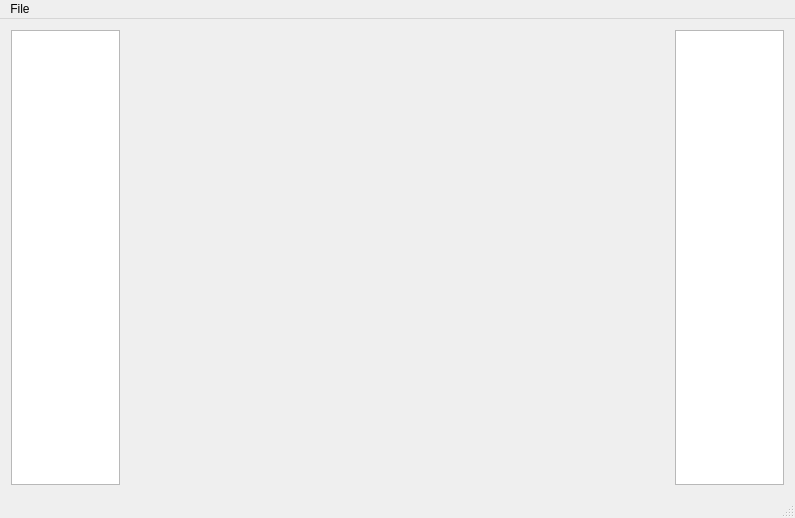
This is apps/editor_qt/editor/mainwindow.ui in Jakub-Ciecierski/InfinityCAD as Qt 5 draws it before an edit. The edited form follows.
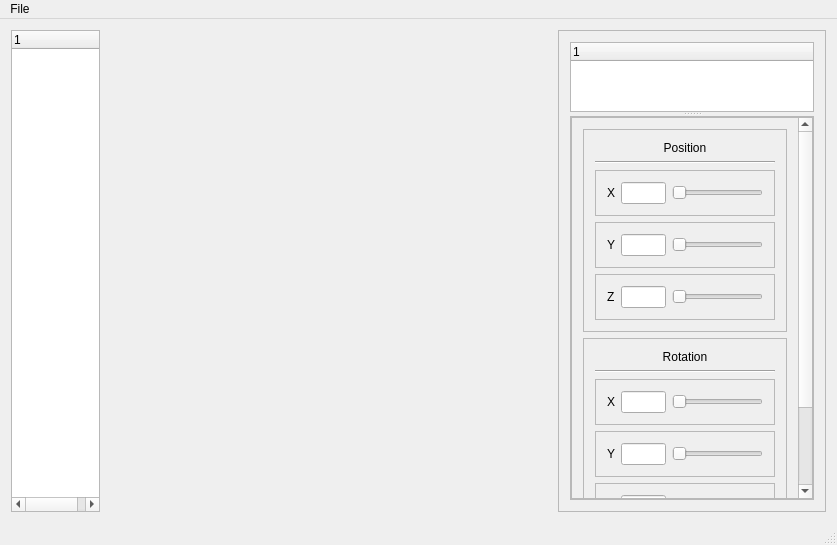
This is the edited form. Custom widgets are drawn as their Qt base class.

The edit to the form file:
```diff
--- a/apps/editor_qt/editor/mainwindow.ui
+++ b/apps/editor_qt/editor/mainwindow.ui
@@ -6,8 +6,8 @@
    <rect>
     <x>0</x>
     <y>0</y>
-    <width>795</width>
-    <height>518</height>
+    <width>837</width>
+    <height>545</height>
    </rect>
   </property>
   <property name="windowTitle">
@@ -16,13 +16,18 @@
   <widget class="QWidget" name="centralWidget">
    <layout class="QHBoxLayout" name="horizontalLayout">
     <item>
-     <widget class="QTextBrowser" name="textBrowser">
+     <widget class="ObjectTreeWidget" name="allObjectsTree">
       <property name="sizePolicy">
        <sizepolicy hsizetype="Expanding" vsizetype="Expanding">
         <horstretch>1</horstretch>
         <verstretch>0</verstretch>
        </sizepolicy>
       </property>
+      <column>
+       <property name="text">
+        <string>1</string>
+       </property>
+      </column>
      </widget>
     </item>
     <item>
@@ -36,13 +41,489 @@
      </widget>
     </item>
     <item>
-     <widget class="QTextBrowser" name="infoTextBrowser">
+     <widget class="QFrame" name="sceneOptionFrame">
       <property name="sizePolicy">
-       <sizepolicy hsizetype="Expanding" vsizetype="Expanding">
-        <horstretch>1</horstretch>
-        <verstretch>0</verstretch>
+       <sizepolicy hsizetype="Preferred" vsizetype="Preferred">
+        <horstretch>3</horstretch>
+        <verstretch>5</verstretch>
        </sizepolicy>
       </property>
+      <property name="frameShape">
+       <enum>QFrame::StyledPanel</enum>
+      </property>
+      <property name="frameShadow">
+       <enum>QFrame::Raised</enum>
+      </property>
+      <layout class="QVBoxLayout" name="verticalLayout">
+       <item>
+        <widget class="QSplitter" name="splitter">
+         <property name="orientation">
+          <enum>Qt::Vertical</enum>
+         </property>
+         <widget class="QTreeWidget" name="sceneTree">
+          <property name="sizePolicy">
+           <sizepolicy hsizetype="Expanding" vsizetype="Expanding">
+            <horstretch>7</horstretch>
+            <verstretch>1</verstretch>
+           </sizepolicy>
+          </property>
+          <column>
+           <property name="text">
+            <string notr="true">1</string>
+           </property>
+          </column>
+         </widget>
+         <widget class="QFrame" name="propertiesFrame">
+          <property name="sizePolicy">
+           <sizepolicy hsizetype="Expanding" vsizetype="Expanding">
+            <horstretch>2</horstretch>
+            <verstretch>5</verstretch>
+           </sizepolicy>
+          </property>
+          <property name="frameShape">
+           <enum>QFrame::StyledPanel</enum>
+          </property>
+          <property name="frameShadow">
+           <enum>QFrame::Raised</enum>
+          </property>
+          <layout class="QVBoxLayout" name="verticalLayout_2">
+           <property name="spacing">
+            <number>0</number>
+           </property>
+           <property name="leftMargin">
+            <number>0</number>
+           </property>
+           <property name="topMargin">
+            <number>0</number>
+           </property>
+           <property name="rightMargin">
+            <number>0</number>
+           </property>
+           <property name="bottomMargin">
+            <number>0</number>
+           </property>
+           <item>
+            <widget class="QScrollArea" name="propertiesScrollArea">
+             <property name="widgetResizable">
+              <bool>true</bool>
+             </property>
+             <widget class="QWidget" name="scrollAreaWidgetContents">
+              <property name="geometry">
+               <rect>
+                <x>0</x>
+                <y>0</y>
+                <width>229</width>
+                <height>501</height>
+               </rect>
+              </property>
+              <layout class="QVBoxLayout" name="verticalLayout_5">
+               <item>
+                <widget class="QFrame" name="positionFrame">
+                 <property name="sizePolicy">
+                  <sizepolicy hsizetype="Preferred" vsizetype="Preferred">
+                   <horstretch>0</horstretch>
+                   <verstretch>0</verstretch>
+                  </sizepolicy>
+                 </property>
+                 <property name="frameShape">
+                  <enum>QFrame::StyledPanel</enum>
+                 </property>
+                 <property name="frameShadow">
+                  <enum>QFrame::Raised</enum>
+                 </property>
+                 <property name="lineWidth">
+                  <number>1</number>
+                 </property>
+                 <layout class="QVBoxLayout" name="verticalLayout_3">
+                  <item>
+                   <widget class="QLabel" name="positionLabel">
+                    <property name="sizePolicy">
+                     <sizepolicy hsizetype="Preferred" vsizetype="Preferred">
+                      <horstretch>0</horstretch>
+                      <verstretch>0</verstretch>
+                     </sizepolicy>
+                    </property>
+                    <property name="text">
+                     <string>Position</string>
+                    </property>
+                    <property name="alignment">
+                     <set>Qt::AlignCenter</set>
+                    </property>
+                   </widget>
+                  </item>
+                  <item>
+                   <widget class="Line" name="line">
+                    <property name="orientation">
+                     <enum>Qt::Horizontal</enum>
+                    </property>
+                   </widget>
+                  </item>
+                  <item>
+                   <widget class="QFrame" name="positionXFrame">
+                    <property name="sizePolicy">
+                     <sizepolicy hsizetype="Preferred" vsizetype="Preferred">
+                      <horstretch>0</horstretch>
+                      <verstretch>0</verstretch>
+                     </sizepolicy>
+                    </property>
+                    <property name="frameShape">
+                     <enum>QFrame::StyledPanel</enum>
+                    </property>
+                    <property name="frameShadow">
+                     <enum>QFrame::Raised</enum>
+                    </property>
+                    <layout class="QHBoxLayout" name="horizontalLayout_2">
+                     <item>
+                      <widget class="QLabel" name="positionXLabel">
+                       <property name="maximumSize">
+                        <size>
+                         <width>35</width>
+                         <height>35</height>
+                        </size>
+                       </property>
+                       <property name="text">
+                        <string>X</string>
+                       </property>
+                      </widget>
+                     </item>
+                     <item>
+                      <widget class="QLineEdit" name="positionXInput">
+                       <property name="maximumSize">
+                        <size>
+                         <width>45</width>
+                         <height>35</height>
+                        </size>
+                       </property>
+                      </widget>
+                     </item>
+                     <item>
+                      <widget class="QSlider" name="positionXSlider">
+                       <property name="orientation">
+                        <enum>Qt::Horizontal</enum>
+                       </property>
+                      </widget>
+                     </item>
+                    </layout>
+                   </widget>
+                  </item>
+                  <item>
+                   <widget class="QFrame" name="positionYFrame">
+                    <property name="sizePolicy">
+                     <sizepolicy hsizetype="Preferred" vsizetype="Preferred">
+                      <horstretch>0</horstretch>
+                      <verstretch>0</verstretch>
+                     </sizepolicy>
+                    </property>
+                    <property name="frameShape">
+                     <enum>QFrame::StyledPanel</enum>
+                    </property>
+                    <property name="frameShadow">
+                     <enum>QFrame::Raised</enum>
+                    </property>
+                    <layout class="QHBoxLayout" name="horizontalLayout_3">
+                     <item>
+                      <widget class="QLabel" name="positionYLabel">
+                       <property name="maximumSize">
+                        <size>
+                         <width>35</width>
+                         <height>35</height>
+                        </size>
+                       </property>
+                       <property name="text">
+                        <string>Y</string>
+                       </property>
+                      </widget>
+                     </item>
+                     <item>
+                      <widget class="QLineEdit" name="positionYInput">
+                       <property name="maximumSize">
+                        <size>
+                         <width>45</width>
+                         <height>35</height>
+                        </size>
+                       </property>
+                      </widget>
+                     </item>
+                     <item>
+                      <widget class="QSlider" name="positionYSlider">
+                       <property name="orientation">
+                        <enum>Qt::Horizontal</enum>
+                       </property>
+                      </widget>
+                     </item>
+                    </layout>
+                   </widget>
+                  </item>
+                  <item>
+                   <widget class="QFrame" name="positionZFrame">
+                    <property name="sizePolicy">
+                     <sizepolicy hsizetype="Preferred" vsizetype="Preferred">
+                      <horstretch>0</horstretch>
+                      <verstretch>0</verstretch>
+                     </sizepolicy>
+                    </property>
+                    <property name="frameShape">
+                     <enum>QFrame::StyledPanel</enum>
+                    </property>
+                    <property name="frameShadow">
+                     <enum>QFrame::Raised</enum>
+                    </property>
+                    <layout class="QHBoxLayout" name="horizontalLayout_4">
+                     <item>
+                      <widget class="QLabel" name="positionZLabel">
+                       <property name="text">
+                        <string>Z</string>
+                       </property>
+                      </widget>
+                     </item>
+                     <item>
+                      <widget class="QLineEdit" name="positionZInput">
+                       <property name="maximumSize">
+                        <size>
+                         <width>45</width>
+                         <height>35</height>
+                        </size>
+                       </property>
+                      </widget>
+                     </item>
+                     <item>
+                      <widget class="QSlider" name="positionZSlider">
+                       <property name="orientation">
+                        <enum>Qt::Horizontal</enum>
+                       </property>
+                      </widget>
+                     </item>
+                    </layout>
+                   </widget>
+                  </item>
+                 </layout>
+                </widget>
+               </item>
+               <item>
+                <widget class="QFrame" name="anglesFrame">
+                 <property name="sizePolicy">
+                  <sizepolicy hsizetype="Preferred" vsizetype="Preferred">
+                   <horstretch>0</horstretch>
+                   <verstretch>0</verstretch>
+                  </sizepolicy>
+                 </property>
+                 <property name="frameShape">
+                  <enum>QFrame::StyledPanel</enum>
+                 </property>
+                 <property name="frameShadow">
+                  <enum>QFrame::Raised</enum>
+                 </property>
+                 <layout class="QVBoxLayout" name="verticalLayout_4">
+                  <item>
+                   <widget class="QLabel" name="label_5">
+                    <property name="text">
+                     <string>Rotation</string>
+                    </property>
+                    <property name="alignment">
+                     <set>Qt::AlignCenter</set>
+                    </property>
+                   </widget>
+                  </item>
+                  <item>
+                   <widget class="Line" name="line_2">
+                    <property name="orientation">
+                     <enum>Qt::Horizontal</enum>
+                    </property>
+                   </widget>
+                  </item>
+                  <item>
+                   <widget class="QFrame" name="angleXFrame">
+                    <property name="sizePolicy">
+                     <sizepolicy hsizetype="Preferred" vsizetype="Preferred">
+                      <horstretch>0</horstretch>
+                      <verstretch>7</verstretch>
+                     </sizepolicy>
+                    </property>
+                    <property name="frameShape">
+                     <enum>QFrame::StyledPanel</enum>
+                    </property>
+                    <property name="frameShadow">
+                     <enum>QFrame::Raised</enum>
+                    </property>
+                    <layout class="QHBoxLayout" name="horizontalLayout_5">
+                     <item>
+                      <widget class="QLabel" name="angleXLabel">
+                       <property name="maximumSize">
+                        <size>
+                         <width>45</width>
+                         <height>45</height>
+                        </size>
+                       </property>
+                       <property name="text">
+                        <string>X</string>
+                       </property>
+                      </widget>
+                     </item>
+                     <item>
+                      <widget class="QLineEdit" name="angleXInput">
+                       <property name="minimumSize">
+                        <size>
+                         <width>0</width>
+                         <height>0</height>
+                        </size>
+                       </property>
+                       <property name="maximumSize">
+                        <size>
+                         <width>45</width>
+                         <height>35</height>
+                        </size>
+                       </property>
+                      </widget>
+                     </item>
+                     <item>
+                      <widget class="QSlider" name="angleXSlider">
+                       <property name="orientation">
+                        <enum>Qt::Horizontal</enum>
+                       </property>
+                      </widget>
+                     </item>
+                    </layout>
+                   </widget>
+                  </item>
+                  <item>
+                   <widget class="QFrame" name="frame_5">
+                    <property name="sizePolicy">
+                     <sizepolicy hsizetype="Preferred" vsizetype="Preferred">
+                      <horstretch>0</horstretch>
+                      <verstretch>7</verstretch>
+                     </sizepolicy>
+                    </property>
+                    <property name="frameShape">
+                     <enum>QFrame::StyledPanel</enum>
+                    </property>
+                    <property name="frameShadow">
+                     <enum>QFrame::Raised</enum>
+                    </property>
+                    <layout class="QHBoxLayout" name="horizontalLayout_6">
+                     <item>
+                      <widget class="QLabel" name="angleYLabel">
+                       <property name="text">
+                        <string>Y</string>
+                       </property>
+                      </widget>
+                     </item>
+                     <item>
+                      <widget class="QLineEdit" name="angleYInput">
+                       <property name="maximumSize">
+                        <size>
+                         <width>45</width>
+                         <height>35</height>
+                        </size>
+                       </property>
+                      </widget>
+                     </item>
+                     <item>
+                      <widget class="QSlider" name="angleYSlider">
+                       <property name="orientation">
+                        <enum>Qt::Horizontal</enum>
+                       </property>
+                      </widget>
+                     </item>
+                    </layout>
+                   </widget>
+                  </item>
+                  <item>
+                   <widget class="QFrame" name="frame_6">
+                    <property name="sizePolicy">
+                     <sizepolicy hsizetype="Preferred" vsizetype="Preferred">
+                      <horstretch>0</horstretch>
+                      <verstretch>7</verstretch>
+                     </sizepolicy>
+                    </property>
+                    <property name="frameShape">
+                     <enum>QFrame::StyledPanel</enum>
+                    </property>
+                    <property name="frameShadow">
+                     <enum>QFrame::Raised</enum>
+                    </property>
+                    <layout class="QHBoxLayout" name="horizontalLayout_7">
+                     <item>
+                      <widget class="QLabel" name="angleZLabel">
+                       <property name="text">
+                        <string>Z</string>
+                       </property>
+                      </widget>
+                     </item>
+                     <item>
+                      <widget class="QLineEdit" name="angleZInput">
+                       <property name="maximumSize">
+                        <size>
+                         <width>45</width>
+                         <height>35</height>
+                        </size>
+                       </property>
+                      </widget>
+                     </item>
+                     <item>
+                      <widget class="QSlider" name="angleZSlider">
+                       <property name="orientation">
+                        <enum>Qt::Horizontal</enum>
+                       </property>
+                      </widget>
+                     </item>
+                    </layout>
+                   </widget>
+                  </item>
+                 </layout>
+                 <zorder>positionFrame</zorder>
+                 <zorder>positionFrame</zorder>
+                 <zorder>label_5</zorder>
+                 <zorder>angleXFrame</zorder>
+                 <zorder>frame_5</zorder>
+                 <zorder>frame_6</zorder>
+                 <zorder>line_2</zorder>
+                </widget>
+               </item>
+               <item>
+                <widget class="QFrame" name="scaleFrame">
+                 <property name="frameShape">
+                  <enum>QFrame::StyledPanel</enum>
+                 </property>
+                 <property name="frameShadow">
+                  <enum>QFrame::Raised</enum>
+                 </property>
+                 <layout class="QHBoxLayout" name="horizontalLayout_8">
+                  <item>
+                   <widget class="QLabel" name="scaleLabel">
+                    <property name="text">
+                     <string>Scale</string>
+                    </property>
+                   </widget>
+                  </item>
+                  <item>
+                   <widget class="QLineEdit" name="scaleInput">
+                    <property name="maximumSize">
+                     <size>
+                      <width>45</width>
+                      <height>35</height>
+                     </size>
+                    </property>
+                   </widget>
+                  </item>
+                  <item>
+                   <widget class="QSlider" name="scaleSlider">
+                    <property name="orientation">
+                     <enum>Qt::Horizontal</enum>
+                    </property>
+                   </widget>
+                  </item>
+                 </layout>
+                </widget>
+               </item>
+              </layout>
+             </widget>
+            </widget>
+           </item>
+          </layout>
+         </widget>
+        </widget>
+       </item>
+      </layout>
      </widget>
     </item>
    </layout>
@@ -52,7 +533,7 @@
     <rect>
      <x>0</x>
      <y>0</y>
-     <width>795</width>
+     <width>837</width>
      <height>25</height>
     </rect>
    </property>
@@ -73,6 +554,11 @@
    <header>glwidget.h</header>
    <container>1</container>
   </customwidget>
+  <customwidget>
+   <class>ObjectTreeWidget</class>
+   <extends>QTreeWidget</extends>
+   <header>objecttreewidget.h</header>
+  </customwidget>
  </customwidgets>
  <resources/>
  <connections/>
```
Left out of the diff: 2 changed lines with no effect on the pictures.
